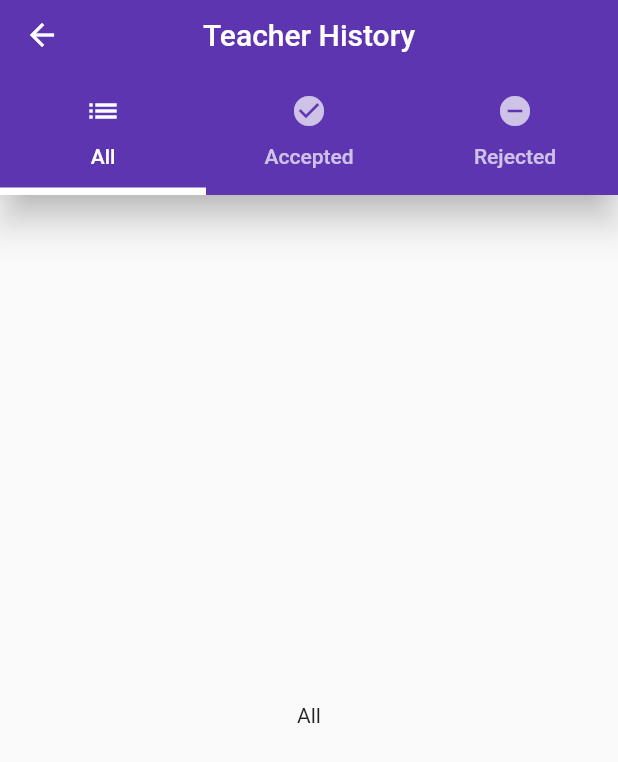
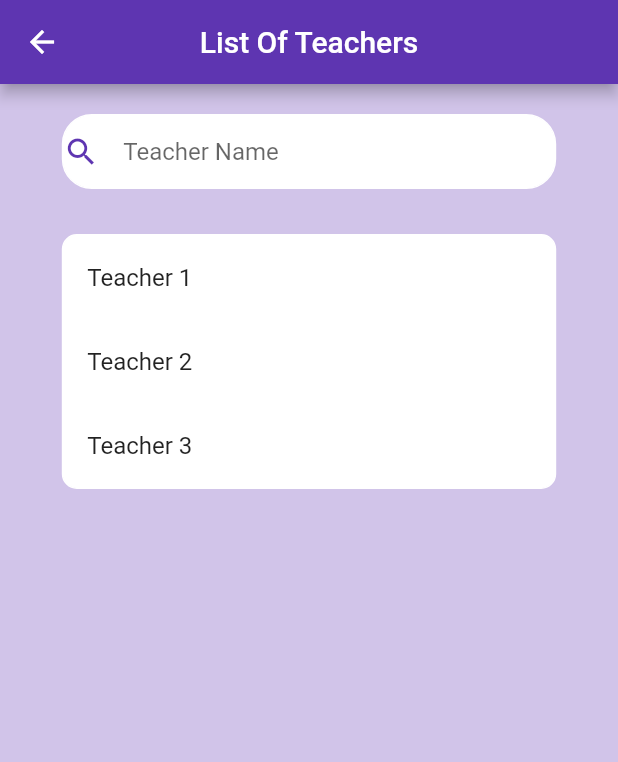
Before and after one commit to Bhavik-20/Flutter_AppointmentApp, a Flutter app: the screen it shows after launch, on a phone screen of 412 x 824 dp. Shown: the top 762 px of the screen. Run offline on Flutter 3.47's test engine with Material 2 defaults, Android fonts, the phone set to English and light mode, and no system bars; our stand-ins replace curved_navigation_bar, flutter_svg, google_fonts.

Commit message:
added pages: student_search_teacher.dart

```diff
--- a/lib/main.dart
+++ b/lib/main.dart
@@ -8,12 +8,13 @@ import 'package:flutter_appointment_app/pages/teacher_history.dart';
 import 'package:flutter_appointment_app/pages/teacher_login.dart';
 import 'package:flutter_appointment_app/pages/teacher_signup.dart';
 import 'package:flutter_appointment_app/pages/student__dashboard.dart';
+import 'package:flutter_appointment_app/pages/student_search_teacher.dart';
 
 void main() {
   runApp(MaterialApp(
     routes: {
       //'/': (context) => role()
-      '/': (context) => teacher_history()
+      '/': (context) => search_teacher()
     },
   ));
 }
--- /dev/null
+++ b/lib/pages/student_search_teacher.dart
@@ -0,0 +1,91 @@
+import 'dart:ui';
+import 'package:flutter/material.dart';
+import 'package:flutter/widgets.dart';
+import 'package:flutter_appointment_app/services/constants.dart';
+import 'package:flutter_appointment_app/services/rounded_button.dart';
+import 'package:flutter_appointment_app/services/rounded_input_field.dart';
+import 'package:flutter_appointment_app/services/rounded_password_field.dart';
+import 'package:flutter_svg/flutter_svg.dart';
+
+void main(){
+  runApp(search_teacher());
+}
+
+class search_teacher extends StatelessWidget {
+  @override
+  Widget build(BuildContext context) {
+    Size size = MediaQuery.of(context).size;
+    return Scaffold(
+      backgroundColor: Colors.deepPurple[100],
+      appBar: AppBar(
+        leading: IconButton(
+          onPressed: (){},
+          icon: Icon(
+            Icons.arrow_back,
+            color: Colors.white,
+          ),
+        ),
+        backgroundColor: Colors.deepPurple[600],
+        title: Text('List Of Teachers'),
+        centerTitle: true,
+      ),
+      body: Column(
+        children: [
+          SizedBox(height: 20.0,),
+          Center(
+            child: Container(
+              decoration: BoxDecoration(
+                color: Colors.white,
+                  border: Border.all(
+                    color: Colors.white,
+                  ),
+                  borderRadius: BorderRadius.all(Radius.circular(20))
+              ),
+              // color: Colors.white,
+              width: size.width*0.8,
+              child: TextField(
+                autocorrect: false,
+                autofocus: false,
+                cursorColor: Colors.black,
+                decoration: new InputDecoration(
+                  hintText: 'Teacher Name',
+                  icon: Icon(Icons.search,color: Colors.deepPurple[600],),
+                  border: InputBorder.none,
+                  ),
+                  ),
+              ),
+            ),
+          SizedBox(height: 30.0,),
+          Center(
+            child: Container(
+              width: size.width*0.8,
+                decoration: BoxDecoration(
+                    color: Colors.white,
+                    border: Border.all(
+                      color: Colors.white,
+                    ),
+                    borderRadius: BorderRadius.all(Radius.circular(10))
+                ),
+              child: Column(
+                children: [
+                  ListTile(
+                    onTap: (){},
+                    title: Text('Teacher 1'),
+                  ),
+                  ListTile(
+                    onTap: (){},
+                    title: Text('Teacher 2'),
+                  ),
+                  ListTile(
+                    onTap: (){},
+                    title:Text('Teacher 3'),
+                  )
+                ],
+              ),
+            ),
+          )
+        ],
+      ),
+    );
+  }
+}
```
